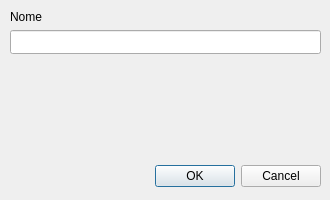
This is dialogs/pointdialog.ui in cragapito/qtkamal as Qt 5 draws it before an edit. The edited form follows.
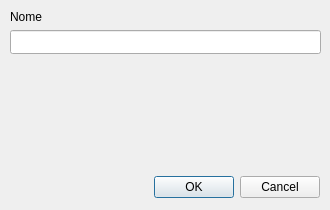
This is the edited form. Icons and pictures are not drawn. Custom widgets are drawn as their Qt base class.

Diff of the .ui file:
```diff
--- a/dialogs/pointdialog.ui
+++ b/dialogs/pointdialog.ui
@@ -7,7 +7,7 @@
     <x>0</x>
     <y>0</y>
     <width>330</width>
-    <height>200</height>
+    <height>210</height>
    </rect>
   </property>
   <property name="sizePolicy">
@@ -19,13 +19,13 @@
   <property name="minimumSize">
    <size>
     <width>330</width>
-    <height>200</height>
+    <height>210</height>
    </size>
   </property>
   <property name="maximumSize">
    <size>
     <width>330</width>
-    <height>200</height>
+    <height>210</height>
    </size>
   </property>
   <property name="windowTitle">
@@ -39,11 +39,23 @@
    <property name="geometry">
     <rect>
      <x>-20</x>
-     <y>160</y>
-     <width>341</width>
-     <height>32</height>
+     <y>170</y>
+     <width>340</width>
+     <height>35</height>
     </rect>
    </property>
+   <property name="minimumSize">
+    <size>
+     <width>340</width>
+     <height>35</height>
+    </size>
+   </property>
+   <property name="maximumSize">
+    <size>
+     <width>340</width>
+     <height>35</height>
+    </size>
+   </property>
    <property name="orientation">
     <enum>Qt::Horizontal</enum>
    </property>
@@ -80,7 +92,7 @@
      <x>10</x>
      <y>60</y>
      <width>310</width>
-     <height>85</height>
+     <height>100</height>
     </rect>
    </property>
    <property name="focusPolicy">
@@ -91,7 +103,7 @@
    <property name="geometry">
     <rect>
      <x>10</x>
-     <y>150</y>
+     <y>160</y>
      <width>40</width>
      <height>40</height>
     </rect>
```
